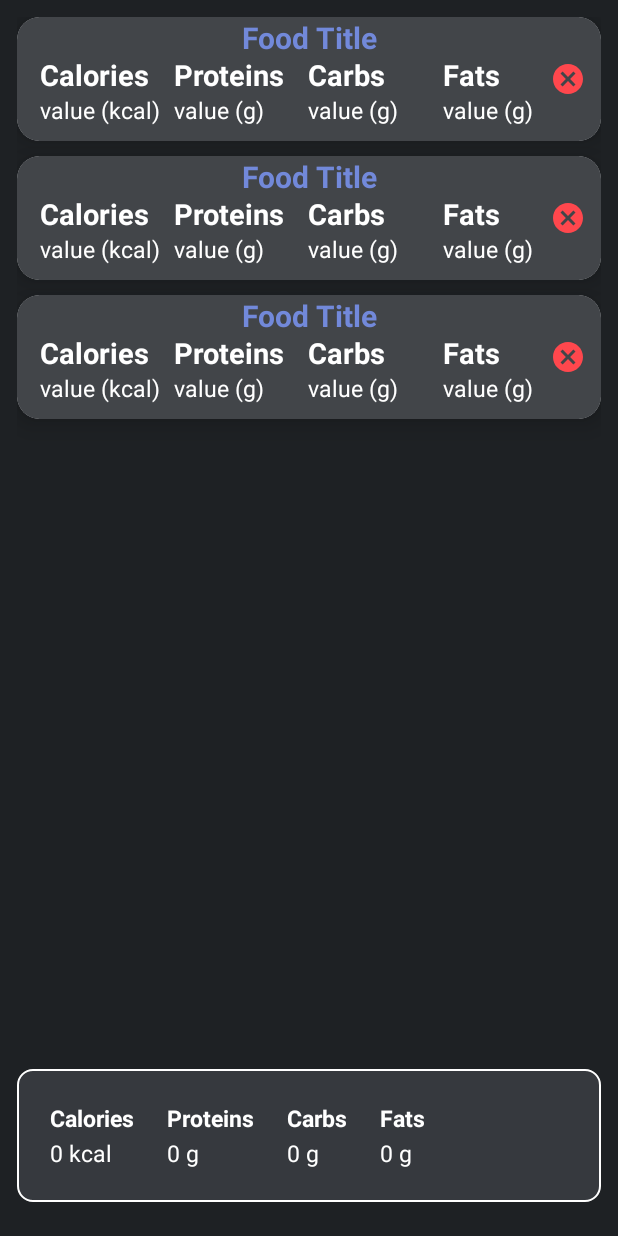
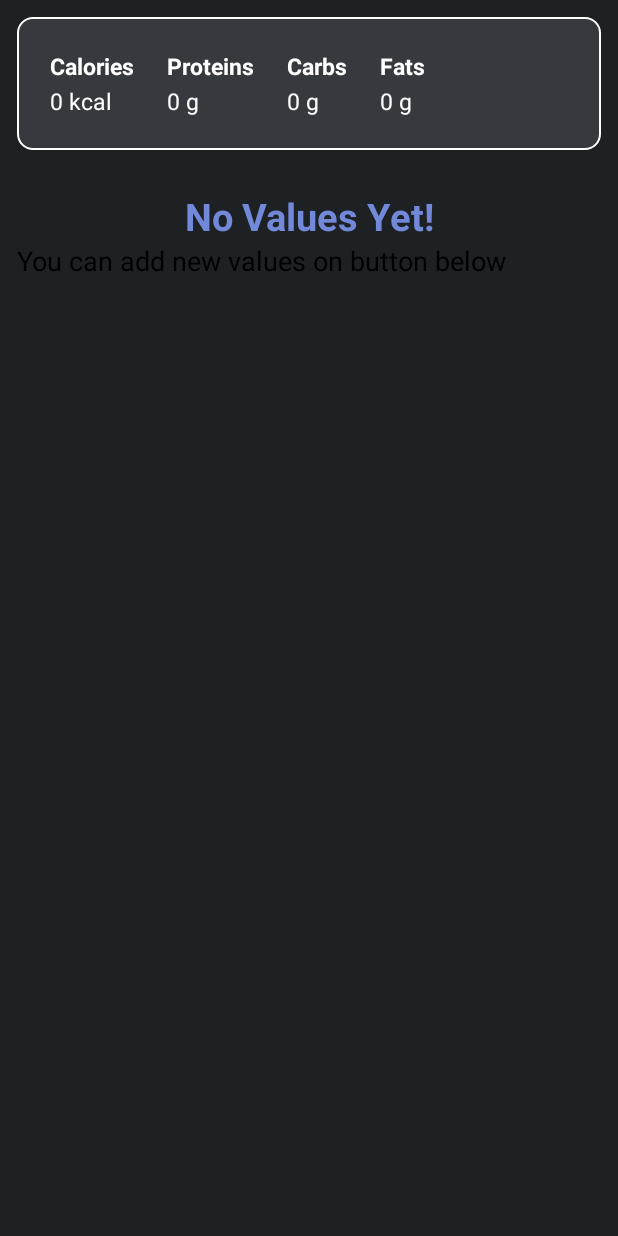
Before and after one commit to fajni/Personal-Workout-App, an Android app: the layout fragment_food.xml on its own in the app's theme, with its tools: preview values and no code run, on a phone screen of 412 x 824 dp. Run offline under Robolectric (Android 15) with nearby library versions, the phone set to English and light mode, and no system bars.

Commit message:
Small design changes

```diff
--- a/app/src/main/res/drawable/add_button_border.xml
+++ b/app/src/main/res/drawable/add_button_border.xml
@@ -4,7 +4,7 @@
 
     <stroke
         android:width="1dp"
-        android:color="@color/white" />
+        android:color="@color/black" />
 
     <corners android:radius="10dp" />
 </shape>
--- a/app/src/main/res/drawable/progressbar.xml
+++ b/app/src/main/res/drawable/progressbar.xml
@@ -4,7 +4,7 @@
         <shape>
             <corners android:radius="5dip" />
             <gradient
-                android:angle="270"
+                android:angle="0"
                 android:centerColor="#ff5a5d5a"
                 android:centerY="0.75"
                 android:endColor="#ff747674"
--- a/app/src/main/res/layout/activity_main_fragment.xml
+++ b/app/src/main/res/layout/activity_main_fragment.xml
@@ -22,7 +22,7 @@
 
         android:orientation="horizontal"
 
-        android:background="@drawable/main_background"
+        android:background="@color/discord_color1"
         >
 
         <TextView
--- a/app/src/main/res/layout/fragment_food.xml
+++ b/app/src/main/res/layout/fragment_food.xml
@@ -13,6 +13,43 @@
     android:padding="5pt"
     >
 
+    <LinearLayout
+        android:id="@+id/noValuesText"
+
+        android:layout_width="match_parent"
+        android:layout_height="wrap_content"
+
+        android:layout_marginTop="115dp"
+
+        android:orientation="vertical"
+
+        android:visibility="visible"
+        >
+
+        <TextView
+            android:layout_width="match_parent"
+            android:layout_height="wrap_content"
+
+            android:text="No Values Yet!"
+            android:textAlignment="center"
+            android:textColor="@color/discord_blue"
+            android:textSize="25sp"
+            android:textStyle="bold"
+            />
+
+        <TextView
+            android:layout_width="match_parent"
+            android:layout_height="wrap_content"
+
+            android:text="You can add new values on button below"
+            android:textAlignment="textStart"
+            android:textColor="@color/black"
+            android:textSize="18sp"
+            android:textStyle="normal"
+            />
+
+    </LinearLayout>
+
     <!-- Meals -->
     <FrameLayout
         android:id="@+id/mealsLayout"
@@ -21,9 +58,9 @@
         android:layout_height="match_parent"
 
         android:layout_marginStart="0dp"
-        android:layout_marginTop="0dp"
+        android:layout_marginTop="115dp"
         android:layout_marginEnd="0dp"
-        android:layout_marginBottom="95dp"
+        android:layout_marginBottom="5dp"
         >
 
         <androidx.recyclerview.widget.RecyclerView
@@ -36,13 +73,12 @@
 
             tools:listitem="@layout/food_item"
 
+            android:visibility="invisible"
             />
     </FrameLayout>
 
     <!-- CALCULATED/TARGET VALUES -->
     <TableLayout
-
-        android:id="@+id/progressTable"
 
         android:layout_width="match_parent"
         android:layout_height="wrap_content"
@@ -51,7 +87,7 @@
 
         android:background="@drawable/calories_today_border"
 
-        android:layout_gravity="bottom"
+        android:layout_gravity="top"
         android:layout_marginBottom="5pt"
         >
 
--- a/app/src/main/res/layout/fragment_settings_pop_up.xml
+++ b/app/src/main/res/layout/fragment_settings_pop_up.xml
@@ -1,5 +1,6 @@
 <?xml version="1.0" encoding="utf-8"?>
-<androidx.constraintlayout.widget.ConstraintLayout xmlns:android="http://schemas.android.com/apk/res/android"
+<androidx.constraintlayout.widget.ConstraintLayout
+    xmlns:android="http://schemas.android.com/apk/res/android"
     xmlns:tools="http://schemas.android.com/tools"
 
     xmlns:app="http://schemas.android.com/apk/res-auto"
```
Also changed, not shown: app/src/main/java/com/example/myapplication/fragments/FoodFragment.kt (+16 -3 lines), app/src/main/res/layout/fragment_history.xml (+1 -17 lines), 2 other files.
